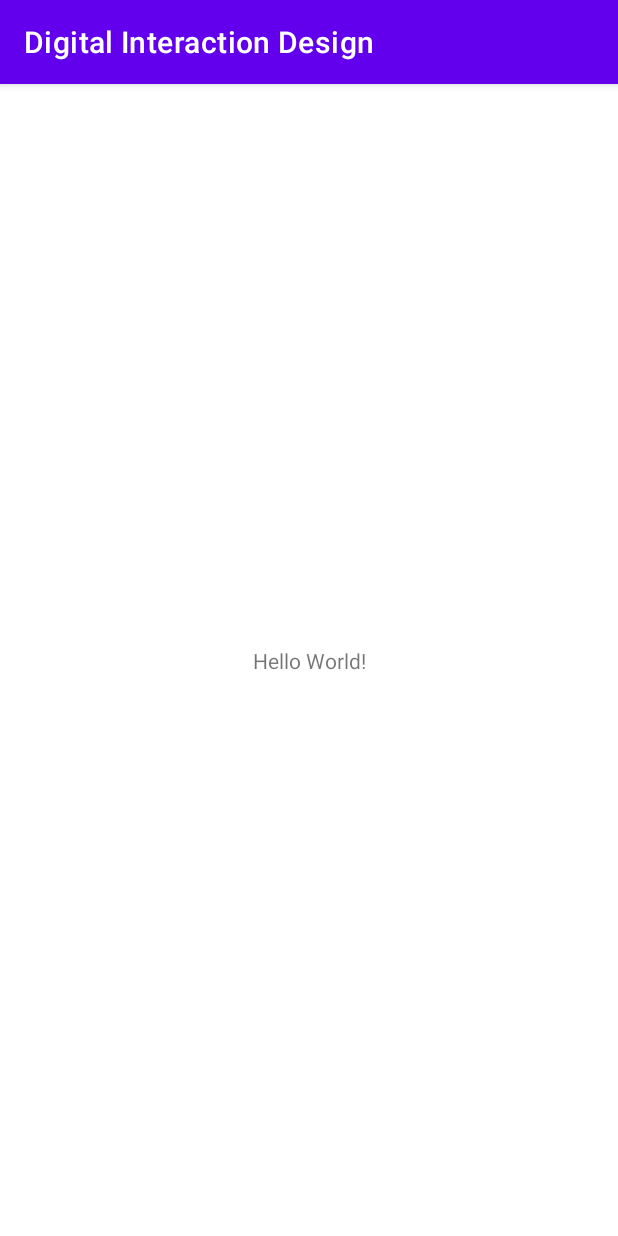
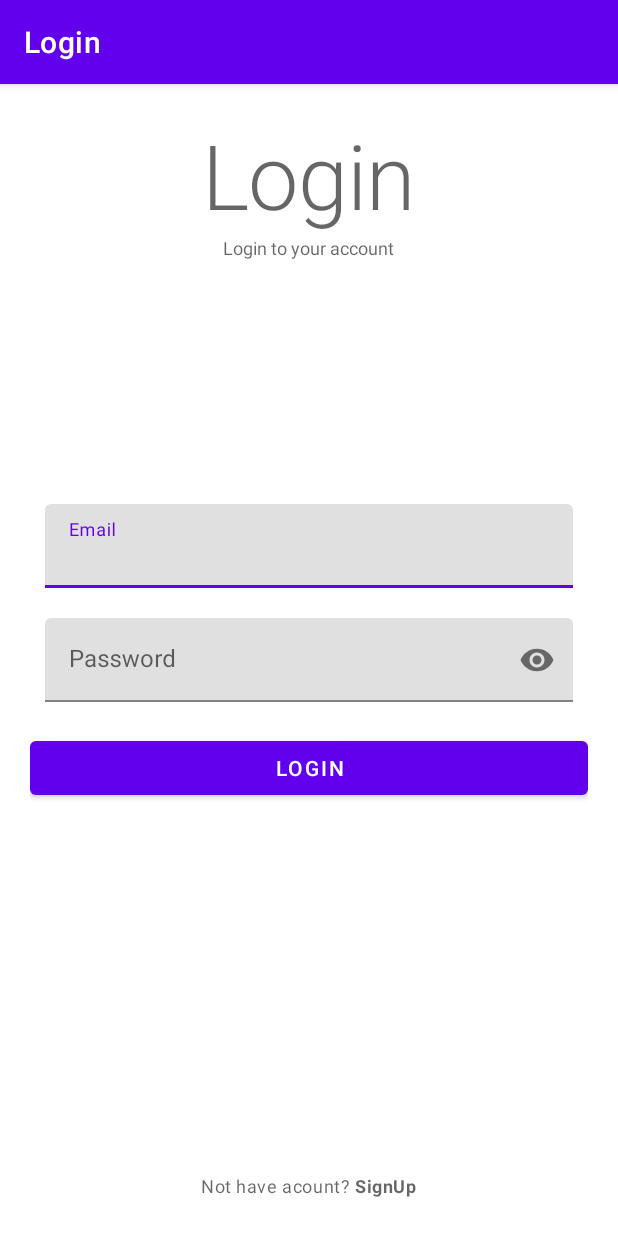
Before and after one commit to fra-tra/DID, an Android app: the screen it shows after launch (MainActivity before the commit, Login_Activity after it), on a phone screen of 412 x 824 dp. Run offline under Robolectric (Android 15) with nearby library versions, the phone set to English and light mode, and no system bars; our stand-ins replace Firebase (no records; nobody signed in at launch, a user with empty details on screens opened directly).

Commit message:
Login / and SignUp

```diff
--- /dev/null
+++ b/app/src/main/java/it/polito/did/digitalinteractiondesign/Login_Activity.kt
@@ -0,0 +1,101 @@
+package it.polito.did.digitalinteractiondesign
+
+import android.app.ProgressDialog
+import android.content.Intent
+import androidx.appcompat.app.AppCompatActivity
+import android.os.Bundle
+import android.text.TextUtils
+import android.util.Patterns
+import android.widget.Toast
+import androidx.appcompat.app.ActionBar
+import com.google.firebase.auth.FirebaseAuth
+import it.polito.did.digitalinteractiondesign.databinding.ActivityLoginBinding
+
+class Login_Activity : AppCompatActivity() {
+
+    //ViewBinding
+    private lateinit var binding: ActivityLoginBinding
+    //ActionBar
+    private lateinit var actionBar: ActionBar
+    //ProgressDialog
+    private lateinit var progressDialog: ProgressDialog
+    //FirebaseAuth
+    private lateinit var firebaseAuth: FirebaseAuth
+    private var email=""
+    private var password=""
+
+    override fun onCreate(savedInstanceState: Bundle?) {
+        super.onCreate(savedInstanceState)
+        binding= ActivityLoginBinding.inflate(layoutInflater)
+        setContentView(binding.root)
+
+        // configure action bar
+        actionBar=supportActionBar!!
+        actionBar.title="Login"
+
+        //configure progress dialog
+        progressDialog= ProgressDialog(this)
+        progressDialog.setTitle("Please wait")
+        //progressDialog.setMessage("Loggin In ...")
+        progressDialog.setCanceledOnTouchOutside(false)
+
+        //init firebaseAuth
+        firebaseAuth= FirebaseAuth.getInstance()
+        checkUser()
+        // handle click, open register activity
+        binding.noAccountTV.setOnClickListener {
+            startActivity(Intent(this, SignUp_Activity::class.java))
+        }
+
+        // handle click, begin login
+        binding.loginBtn.setOnClickListener {
+            // before logIn in, validate data
+            //get data
+            email=binding.emailEditT.text.toString().trim()
+            password=binding.passwordEditT.text.toString().trim()
+            // validate
+            if(!Patterns.EMAIL_ADDRESS.matcher(email).matches()){
+                //invalid email format
+                binding.emailEditT.setError("Invalid email format")
+
+            }else if(TextUtils.isEmpty(password)){
+                //no password entered
+                binding.passwordEditT.error="Please enter password"
+            }else{
+                //data is validated, begin login
+                firebaseLogin()
+            }
+        }
+    }
+
+    private fun checkUser(){
+        // if user already logged in go to profile activity
+        // get current user
+        val firebaseUser = firebaseAuth.currentUser
+        if(firebaseUser!=null){
+            //user is already logged in
+            startActivity(Intent(this, Home_Activity::class.java))
+            finish()
+        }
+    }
+    private fun firebaseLogin(){
+        // show progress
+        progressDialog.show()
+        firebaseAuth.signInWithEmailAndPassword(email, password)
+            .addOnSuccessListener {
+                progressDialog.dismiss()
+                //get user info
+                val firebaseUser= firebaseAuth.currentUser
+                val email = firebaseUser!!.email
+                Toast.makeText(this, "LoggedIn as $email ", Toast.LENGTH_SHORT).show()
+                //GOGOGOGOG
+                startActivity(Intent(this, Home_Activity::class.java))
+                finish()
+            }
+            .addOnFailureListener{ e->
+                //login failed
+                progressDialog.dismiss()
+                Toast.makeText(this, "Login failed due to ${e.message}", Toast.LENGTH_SHORT).show()
+            }
+    }
+}
--- a/app/src/main/java/it/polito/did/digitalinteractiondesign/MainActivity.kt
+++ /dev/null
@@ -1,11 +0,0 @@
-package it.polito.did.digitalinteractiondesign
-
-import androidx.appcompat.app.AppCompatActivity
-import android.os.Bundle
-
-class MainActivity : AppCompatActivity() {
-    override fun onCreate(savedInstanceState: Bundle?) {
-        super.onCreate(savedInstanceState)
-        setContentView(R.layout.activity_main)
-    }
-}
--- /dev/null
+++ b/app/src/main/res/layout/activity_login.xml
@@ -0,0 +1,82 @@
+<?xml version="1.0" encoding="utf-8"?>
+<RelativeLayout xmlns:android="http://schemas.android.com/apk/res/android"
+    xmlns:app="http://schemas.android.com/apk/res-auto"
+    xmlns:tools="http://schemas.android.com/tools"
+    android:layout_width="match_parent"
+    android:layout_height="match_parent"
+    android:padding="20dp"
+    tools:context=".Login_Activity"
+    tools:ignore="ExtraText">
+
+    <TextView
+        android:id="@+id/titleLabel"
+        android:layout_width="wrap_content"
+        android:layout_height="wrap_content"
+        android:layout_centerHorizontal="true"
+        android:text="Login"
+        style="@style/TextAppearance.MaterialComponents.Headline2"
+
+        />
+    <TextView
+        android:layout_width="wrap_content"
+        android:layout_height="wrap_content"
+        android:layout_centerHorizontal="true"
+        android:layout_below="@+id/titleLabel"
+        android:text="Login to your account"
+        style="@style/TextAppearance.AppCompat.Caption"
+        />
+
+    <!-- Emails-->
+    <com.google.android.material.textfield.TextInputLayout
+        android:id="@+id/emailTextIL"
+        android:layout_above="@+id/passwordTextIL"
+        android:layout_margin="10dp"
+        android:layout_width="match_parent"
+        android:layout_height="wrap_content">
+    <EditText
+        android:id="@+id/emailEditT"
+        android:layout_width="match_parent"
+        android:layout_height="wrap_content"
+        android:hint="Email"
+        android:inputType="textEmailAddress"/>
+
+    </com.google.android.material.textfield.TextInputLayout>
+
+    <!-- Password-->
+    <com.google.android.material.textfield.TextInputLayout
+        android:id="@+id/passwordTextIL"
+        app:passwordToggleEnabled="true"
+        android:layout_width="match_parent"
+        android:layout_height="wrap_content"
+        android:layout_margin="10dp"
+        android:layout_centerInParent="true">
+
+    <EditText
+        android:id="@+id/passwordEditT"
+        android:layout_width="match_parent"
+        android:layout_height="wrap_content"
+        android:inputType="textPassword"
+        android:hint="Password"/>
+
+    </com.google.android.material.textfield.TextInputLayout>
+
+<!-- Login Button -->
+    <Button
+        android:id="@+id/loginBtn"
+        android:layout_width="match_parent"
+        android:layout_height="wrap_content"
+        android:text="Login"
+        android:layout_below="@id/passwordTextIL"
+        android:layout_marginTop="10dp"/>
+
+    <TextView
+        android:id="@+id/noAccountTV"
+        android:layout_width="wrap_content"
+        android:layout_height="wrap_content"
+        android:text="@string/no_account"
+        android:layout_alignParentBottom="true"
+        android:padding="5dp"
+        android:layout_centerHorizontal="true"
+        style="@style/TextAppearance.MaterialComponents.Caption"/>
+
+</RelativeLayout>
--- a/app/src/main/res/layout/activity_main.xml
+++ /dev/null
@@ -1,18 +0,0 @@
-<?xml version="1.0" encoding="utf-8"?>
-<androidx.constraintlayout.widget.ConstraintLayout xmlns:android="http://schemas.android.com/apk/res/android"
-    xmlns:app="http://schemas.android.com/apk/res-auto"
-    xmlns:tools="http://schemas.android.com/tools"
-    android:layout_width="match_parent"
-    android:layout_height="match_parent"
-    tools:context=".MainActivity">
-
-    <TextView
-        android:layout_width="wrap_content"
-        android:layout_height="wrap_content"
-        android:text="Hello World!"
-        app:layout_constraintBottom_toBottomOf="parent"
-        app:layout_constraintLeft_toLeftOf="parent"
-        app:layout_constraintRight_toRightOf="parent"
-        app:layout_constraintTop_toTopOf="parent" />
-
-</androidx.constraintlayout.widget.ConstraintLayout>
--- a/app/src/main/res/values/strings.xml
+++ b/app/src/main/res/values/strings.xml
@@ -1,3 +1,4 @@
 <resources>
     <string name="app_name">Digital Interaction Design</string>
+    <string name="no_account">Not have acount? <b>SignUp</b></string>
 </resources>
--- a/build.gradle
+++ b/build.gradle
@@ -7,6 +7,7 @@ buildscript {
     dependencies {
         classpath "com.android.tools.build:gradle:7.0.4"
         classpath "org.jetbrains.kotlin:kotlin-gradle-plugin:1.6.10"
+        classpath 'com.google.gms:google-services:4.3.10'
 
         // NOTE: Do not place your application dependencies here; they belong
         // in the individual module build.gradle files
```
Also changed, not shown: app/build.gradle (+11 -1 lines), app/src/main/AndroidManifest.xml (+9 -1 lines), app/src/main/java/it/polito/did/digitalinteractiondesign/Home_Activity.kt (added, +71 -0 lines), app/src/main/java/it/polito/did/digitalinteractiondesign/SignUp_Activity.kt (added, +101 -0 lines), app/src/main/res/layout/activity_home.xml (added, +28 -0 lines), app/src/main/res/layout/activity_sign_up.xml (added, +70 -0 lines), 1 other file.
